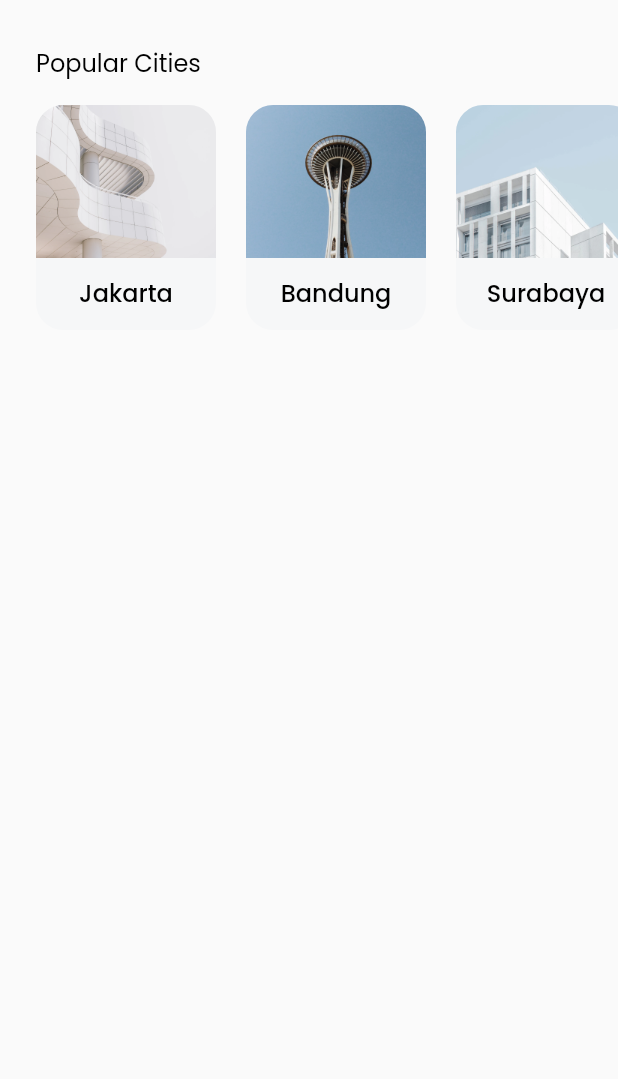
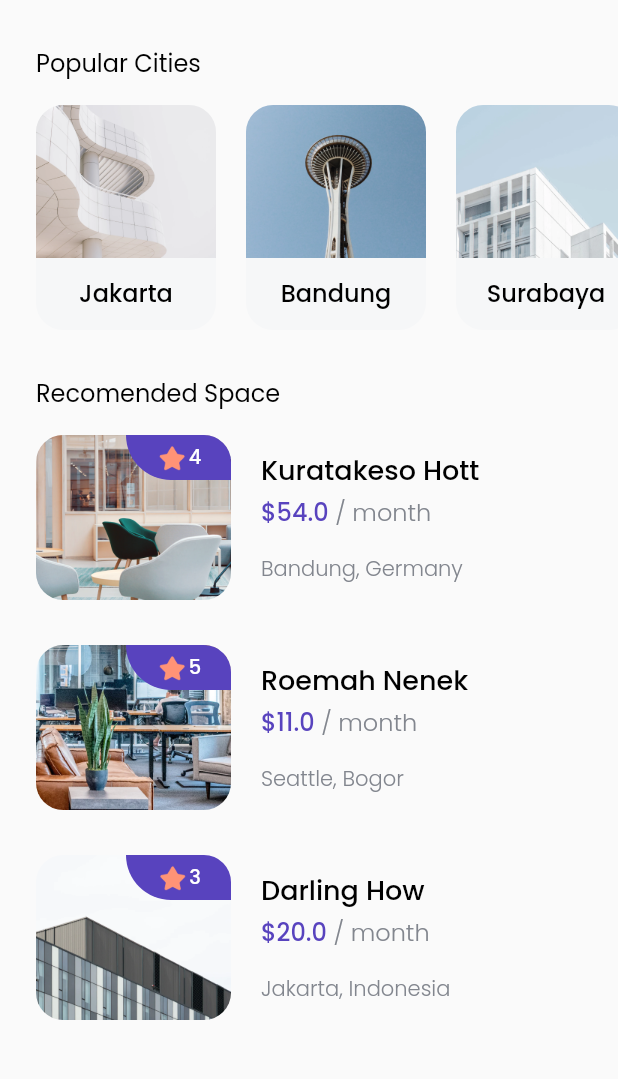
Before and after one commit to LordRedsky/cozy_app, a Flutter app: the screen it shows after launch, after a tap on "Explore Now", on a phone screen of 412 x 824 dp, the part 129-1208 px from its top. Run offline on Flutter 3.47's test engine with Material 2 defaults, Android fonts, the phone set to English and light mode, and no system bars; our stand-ins replace google_fonts.

Commit message:
progress sudah sampai recomended space

```diff
--- a/lib/main.dart
+++ b/lib/main.dart
@@ -1,5 +1,5 @@
 import 'package:cozy_app/pages/splash_page.dart';
-import 'package:cozy_app/theme.dart';
+// import 'package:cozy_app/theme.dart';
 import 'package:flutter/material.dart';
 
 void main() {
@@ -12,7 +12,7 @@ class MyApp extends StatelessWidget {
   // This widget is the root of your application.
   @override
   Widget build(BuildContext context) {
-    return MaterialApp(
+    return const MaterialApp(
       debugShowCheckedModeBanner: false,
       home: SplashPage(),
     );
--- /dev/null
+++ b/lib/models/space.dart
@@ -0,0 +1,19 @@
+// ignore_for_file: public_member_api_docs, sort_constructors_first
+class Space {
+  int id;
+  String name;
+  String imageUrl;
+  double price;
+  String city;
+  String country;
+  int rating;
+  Space({
+    required this.id,
+    required this.name,
+    required this.imageUrl,
+    required this.price,
+    required this.city,
+    required this.country,
+    required this.rating,
+  });
+}
--- a/lib/pages/home_page.dart
+++ b/lib/pages/home_page.dart
@@ -1,6 +1,9 @@
 import 'package:cozy_app/models/city.dart';
+import 'package:cozy_app/models/space.dart';
 import 'package:cozy_app/theme.dart';
 import 'package:cozy_app/widgets/city_card.dart';
+import 'package:cozy_app/widgets/space_card.dart';
+import 'package:cozy_app/widgets/tips_card.dart';
 import 'package:flutter/material.dart';
 
 class HomePage extends StatelessWidget {
@@ -10,12 +13,14 @@ class HomePage extends StatelessWidget {
   Widget build(BuildContext context) {
     return Scaffold(
       body: SafeArea(
+        bottom: false,
         child: Padding(
           padding: EdgeInsets.symmetric(
             vertical: edge,
           ),
           child: ListView(
             children: [
+              //* NOTE: TITLE/HEADER
               Padding(
                 padding: EdgeInsets.only(left: edge),
                 child: Text(
@@ -25,7 +30,7 @@ class HomePage extends StatelessWidget {
                   ),
                 ),
               ),
-              SizedBox(
+              const SizedBox(
                 height: 2,
               ),
               Padding(
@@ -37,9 +42,10 @@ class HomePage extends StatelessWidget {
                   ),
                 ),
               ),
-              SizedBox(
+              const SizedBox(
                 height: 30,
               ),
+              //* NOTE: POPULAR CITIES
               Padding(
                 padding: EdgeInsets.only(left: edge),
                 child: Text(
@@ -49,7 +55,7 @@ class HomePage extends StatelessWidget {
                   ),
                 ),
               ),
-              SizedBox(
+              const SizedBox(
                 height: 16,
               ),
               Container(
@@ -57,7 +63,7 @@ class HomePage extends StatelessWidget {
                 child: ListView(
                   scrollDirection: Axis.horizontal,
                   children: [
-                    SizedBox(
+                    const SizedBox(
                       width: 24,
                     ),
                     CityCard(
@@ -67,7 +73,7 @@ class HomePage extends StatelessWidget {
                         imageUrl: 'assets/city_01.png',
                       ),
                     ),
-                    SizedBox(
+                    const SizedBox(
                       width: 20,
                     ),
                     CityCard(
@@ -77,7 +83,7 @@ class HomePage extends StatelessWidget {
                         imageUrl: 'assets/city_02.png',
                       ),
                     ),
-                    SizedBox(
+                    const SizedBox(
                       width: 20,
                     ),
                     CityCard(
@@ -90,6 +96,100 @@ class HomePage extends StatelessWidget {
                   ],
                 ),
               ),
+              //* NOTE : RECOMENDED SPACE
+              const SizedBox(
+                height: 30,
+              ),
+              Padding(
+                padding: EdgeInsets.only(left: edge),
+                child: Text(
+                  'Recomended Space',
+                  style: regularTextStyle.copyWith(
+                    fontSize: 16,
+                  ),
+                ),
+              ),
+              const SizedBox(
+                height: 16,
+              ),
+              Padding(
+                padding: EdgeInsets.symmetric(
+                  horizontal: edge,
+                ),
+                child: Column(
+                  children: [
+                    SpaceCard(
+                      Space(
+                        id: 1,
+                        name: 'Kuratakeso Hott',
+                        imageUrl: 'assets/space_01.png',
+                        price: 54,
+                        city: 'Bandung',
+                        country: 'Germany',
+                        rating: 4,
+                      ),
+                    ),
+                    const SizedBox(
+                      height: 30,
+                    ),
+                    SpaceCard(
+                      Space(
+                        id: 2,
+                        name: 'Roemah Nenek',
+                        imageUrl: 'assets/space_02.png',
+                        price: 11,
+                        city: 'Seattle',
+                        country: 'Bogor',
+                        rating: 5,
+                      ),
+                    ),
+                    const SizedBox(
+                      height: 30,
+                    ),
+                    SpaceCard(
+                      Space(
+                        id: 3,
+                        name: 'Darling How',
+                        imageUrl: 'assets/space_03.png',
+                        price: 20,
+                        city: 'Jakarta',
+                        country: 'Indonesia',
+                        rating: 3,
+                      ),
+                    ),
+                  ],
+                ),
+              ),
+              const SizedBox(
+                height: 30,
+              ),
+              //* NOTE: TIPS & GUIDANCE
+              Padding(
+                padding: EdgeInsets.only(left: edge),
+                child: Text(
+                  'Tips & Guidance',
+                  style: regularTextStyle.copyWith(
+                    fontSize: 16,
+                  ),
+                ),
+              ),
+              const SizedBox(
+                height: 16,
+              ),
+              Padding(
+                padding: EdgeInsets.symmetric(
+                  horizontal: edge,
+                ),
+                child: const Column(
+                  children: [
+                    TipsCard(),
+                    SizedBox(
+                      height: 20,
+                    ),
+                    TipsCard(),
+                  ],
+                ),
+              )
             ],
           ),
         ),
--- a/lib/pages/splash_page.dart
+++ b/lib/pages/splash_page.dart
@@ -17,7 +17,7 @@ class SplashPage extends StatelessWidget {
                 child: Image.asset('assets/splash_img.png')),
             Padding(
               padding: const EdgeInsets.only(
-                top: 50,
+                top: 20,
                 left: 30,
               ),
               child: Column(
@@ -26,13 +26,13 @@ class SplashPage extends StatelessWidget {
                   Container(
                     height: 50,
                     width: 50,
-                    decoration: BoxDecoration(
+                    decoration: const BoxDecoration(
                       image: DecorationImage(
                         image: AssetImage('assets/logo.png'),
                       ),
                     ),
                   ),
-                  SizedBox(
+                  const SizedBox(
                     height: 30,
                   ),
                   Text(
@@ -41,7 +41,7 @@ class SplashPage extends StatelessWidget {
                       fontSize: 24,
                     ),
                   ),
-                  SizedBox(
+                  const SizedBox(
                     height: 10,
                   ),
                   Text(
@@ -50,7 +50,7 @@ class SplashPage extends StatelessWidget {
                       fontSize: 16,
                     ),
                   ),
-                  SizedBox(
+                  const SizedBox(
                     height: 40,
                   ),
                   Container(
--- a/lib/theme.dart
+++ b/lib/theme.dart
@@ -1,5 +1,6 @@
 import 'package:flutter/material.dart';
 import 'package:google_fonts/google_fonts.dart';
+// import 'package:google_fonts/googl';
 
 //!COLOR
 Color purpleColor = Color(0xff5843BE);
--- a/lib/widgets/city_card.dart
+++ b/lib/widgets/city_card.dart
@@ -32,7 +32,7 @@ class CityCard extends StatelessWidget {
                           height: 30,
                           decoration: BoxDecoration(
                             color: purpleColor,
-                            borderRadius: BorderRadius.only(
+                            borderRadius: const BorderRadius.only(
                               bottomLeft: Radius.circular(36),
                             ),
                           ),
@@ -48,7 +48,7 @@ class CityCard extends StatelessWidget {
                     : Container(),
               ],
             ),
-            SizedBox(
+            const SizedBox(
               height: 11,
             ),
             Text(
--- /dev/null
+++ b/lib/widgets/space_card.dart
@@ -0,0 +1,107 @@
+import 'package:flutter/material.dart';
+
+import '../models/space.dart';
+import '../theme.dart';
+
+class SpaceCard extends StatelessWidget {
+  // const SpaceCard({super.key});
+
+  final Space space;
+
+  SpaceCard(this.space);
+
+  @override
+  Widget build(BuildContext context) {
+    return Row(
+      children: [
+        ClipRRect(
+          borderRadius: BorderRadius.circular(18),
+          child: Container(
+            width: 130,
+            height: 110,
+            child: Stack(
+              children: [
+                Image.asset(
+                  space.imageUrl,
+                ),
+                Align(
+                  alignment: Alignment.topRight,
+                  child: Container(
+                    width: 70,
+                    height: 30,
+                    decoration: BoxDecoration(
+                      color: purpleColor,
+                      borderRadius: const BorderRadius.only(
+                        bottomLeft: Radius.circular(36),
+                      ),
+                    ),
+                    child: Center(
+                      child: Row(
+                        mainAxisAlignment: MainAxisAlignment.center,
+                        children: [
+                          Image.asset(
+                            'assets/star_icon.png',
+                            width: 22,
+                            height: 22,
+                          ),
+                          Text(
+                            '${space.rating}',
+                            style: whiteTextStyle.copyWith(
+                              fontSize: 13,
+                            ),
+                          )
+                        ],
+                      ),
+                    ),
+                  ),
+                )
+              ],
+            ),
+          ),
+        ),
+        const SizedBox(
+          width: 20,
+        ),
+        Column(
+          crossAxisAlignment: CrossAxisAlignment.start,
+          children: [
+            Text(
+              space.name,
+              style: blackTextStyle.copyWith(
+                fontSize: 18,
+              ),
+            ),
+            const SizedBox(
+              height: 2,
+            ),
+            Text.rich(
+              TextSpan(
+                text: '\$${space.price}',
+                style: purpleTextStyle.copyWith(
+                  fontSize: 16,
+                ),
+                children: [
+                  TextSpan(
+                    text: ' / month',
+                    style: greyTextStyle.copyWith(
+                      fontSize: 16,
+                    ),
+                  ),
+                ],
+              ),
+            ),
+            const SizedBox(
+              height: 16,
+            ),
+            Text(
+              '${space.city}, ${space.country}',
+              style: greyTextStyle.copyWith(
+                fontSize: 14,
+              ),
+            )
+          ],
+        )
+      ],
+    );
+  }
+}
--- /dev/null
+++ b/lib/widgets/tips_card.dart
@@ -0,0 +1,44 @@
+import 'package:cozy_app/theme.dart';
+import 'package:flutter/material.dart';
+
+class TipsCard extends StatelessWidget {
+  const TipsCard({super.key});
+
+  @override
+  Widget build(BuildContext context) {
+    return Row(
+      children: [
+        Image.asset(
+          'assets/tips_01.png',
+          width: 80,
+        ),
+        const SizedBox(
+          width: 16,
+        ),
+        Column(
+          crossAxisAlignment: CrossAxisAlignment.start,
+          children: [
+            Text(
+              'City Guidelines',
+              style: blackTextStyle.copyWith(
+                fontSize: 18,
+              ),
+            ),
+            const SizedBox(
+              height: 4,
+            ),
+            Text('Updated 20 Apr', style: greyTextStyle),
+          ],
+        ),
+        const Spacer(),
+        IconButton(
+          onPressed: () {},
+          icon: Icon(
+            Icons.chevron_right,
+            color: greyColor,
+          ),
+        )
+      ],
+    );
+  }
+}
```
Also changed, not shown: pubspec.lock, 20 other files.
